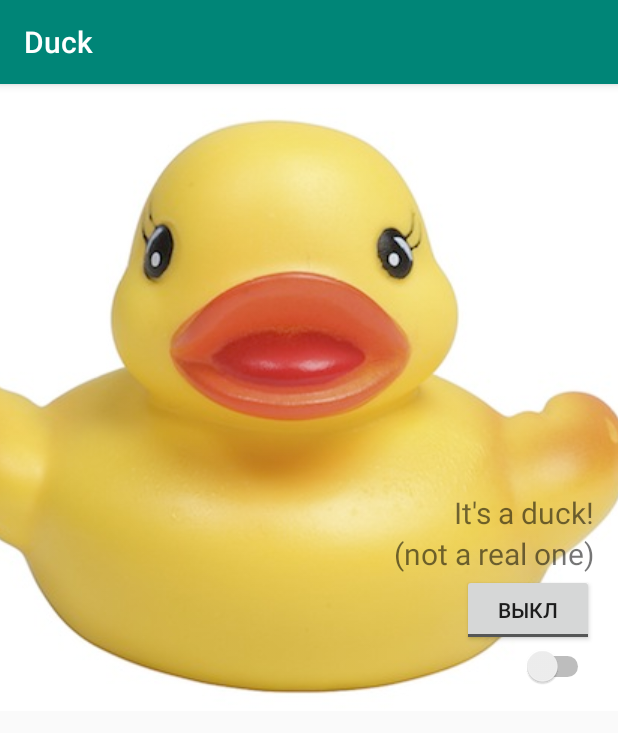
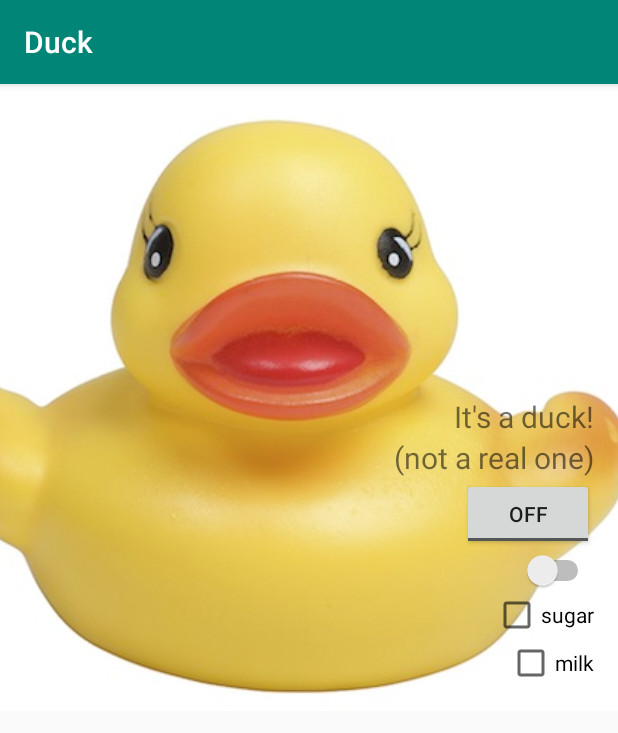
Before and after one commit to YakovBurtsev/duck, an Android app: the screen it shows after launch (MainActivity), on a phone screen of 412 x 824 dp. Shown: the top 733 px of the screen. Run offline under Robolectric (Android 15) with nearby library versions, the phone set to English and light mode, and no system bars.

```diff
--- a/app/src/main/res/layout/activity_main.xml
+++ b/app/src/main/res/layout/activity_main.xml
@@ -48,9 +48,19 @@
             android:textOff="@string/textOff"
             android:onClick="onSwitchClicked"/>
 
+        <CheckBox
+            android:id="@+id/checkbox1"
+            android:layout_width="wrap_content"
+            android:layout_height="wrap_content"
+            android:text="@string/sugar"
+            android:onClick="onSugarCheckBoxClicked"/>
 
-
-
+        <CheckBox
+            android:id="@+id/checkbox2"
+            android:layout_width="wrap_content"
+            android:layout_height="wrap_content"
+            android:text="@string/milk"
+            android:onClick="onMilkCheckBoxClicked"/>
 
     </LinearLayout>
 
--- a/app/src/main/res/values/strings.xml
+++ b/app/src/main/res/values/strings.xml
@@ -2,6 +2,8 @@
     <string name="app_name">Duck</string>
     <string name="text">It\'s a duck!</string>
     <string name="another_text">(not a real one)</string>
-    <string name="textOn">вкл</string>
-    <string name="textOff">выкл</string>
+    <string name="textOn">on</string>
+    <string name="textOff">off</string>
+    <string name="sugar">sugar</string>
+    <string name="milk">milk</string>
 </resources>
```
Also changed, not shown: app/src/main/java/com/yaburtsev/duck/MainActivity.java (+19 -0 lines).
